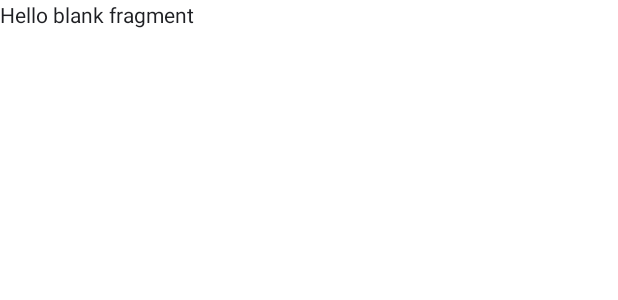
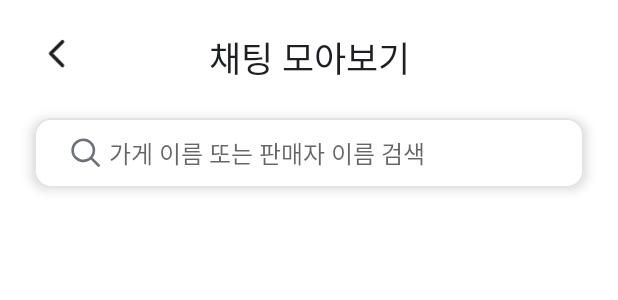
Before and after one commit to 28th-meetup/28th_Meetup_FE, an Android app built with Jetpack Compose: the layout fragment_chatting.xml on its own in the app's theme, with its tools: preview values and no code run, on a phone screen of 412 x 824 dp. Shown: the top 300 px of the screen. Run offline under Robolectric (Android 15) with nearby library versions, the phone set to English and light mode, and no system bars.

Commit message:
Feat. 뷰 추가

```diff
--- a/app/src/main/res/layout/fragment_chatting.xml
+++ b/app/src/main/res/layout/fragment_chatting.xml
@@ -1,14 +1,73 @@
 <?xml version="1.0" encoding="utf-8"?>
-<FrameLayout xmlns:android="http://schemas.android.com/apk/res/android"
+<LinearLayout xmlns:android="http://schemas.android.com/apk/res/android"
+    xmlns:app="http://schemas.android.com/apk/res-auto"
     xmlns:tools="http://schemas.android.com/tools"
     android:layout_width="match_parent"
     android:layout_height="match_parent"
+    android:orientation="vertical"
     tools:context=".fragment.ChattingFragment">
 
-    <!-- TODO: Update blank fragment layout -->
-    <TextView
+    <androidx.constraintlayout.widget.ConstraintLayout
+        android:layout_width="match_parent"
+        android:layout_height="wrap_content">
+
+        <ImageView
+            android:id="@+id/btn_back"
+            android:layout_width="30dp"
+            android:layout_height="30dp"
+            android:layout_marginLeft="22.83dp"
+            android:layout_marginTop="20.55dp"
+            android:src="@drawable/ic_back"
+            app:layout_constraintStart_toStartOf="parent"
+            app:layout_constraintTop_toTopOf="parent" />
+
+
+        <TextView
+            android:layout_width="wrap_content"
+            android:layout_height="wrap_content"
+            android:layout_marginTop="20.55dp"
+            android:fontFamily="@font/pretendard_semi_bold"
+            android:text="채팅 모아보기"
+            android:textColor="@color/black"
+            android:textSize="23sp"
+            app:layout_constraintEnd_toEndOf="parent"
+            app:layout_constraintStart_toStartOf="parent"
+            app:layout_constraintTop_toTopOf="parent" />
+    </androidx.constraintlayout.widget.ConstraintLayout>
+
+    <com.google.android.material.card.MaterialCardView
+        android:layout_width="match_parent"
+        android:layout_height="wrap_content"
+        android:layout_marginLeft="22.83dp"
+        android:layout_marginTop="22.83dp"
+        android:layout_marginRight="22.83dp"
+        android:theme="@style/Theme.MaterialComponents.Light"
+        app:cardCornerRadius="11.42dp"
+        app:cardElevation="5dp"
+        app:strokeColor="#E2E3E5"
+        app:strokeWidth="1dp">
+
+        <EditText
+            android:layout_width="match_parent"
+            android:layout_height="wrap_content"
+            android:layout_marginLeft="22.83dp"
+            android:layout_marginTop="11.42dp"
+            android:layout_marginBottom="11.42dp"
+            android:background="@color/transparent"
+            android:drawableLeft="@drawable/ic_search"
+            android:drawablePadding="4dp"
+            android:fontFamily="@font/pretendard_regular"
+            android:hint="가게 이름 또는 판매자 이름 검색"
+            android:textColor="@color/black"
+            android:textSize="16sp" />
+    </com.google.android.material.card.MaterialCardView>
+
+
+    <androidx.recyclerview.widget.RecyclerView
+        android:id="@+id/recyclerview_chatting_list"
         android:layout_width="match_parent"
         android:layout_height="match_parent"
-        android:text="@string/hello_blank_fragment" />
+        android:layout_marginTop="22.83dp" />
 
-</FrameLayout>
+
+</LinearLayout>
```
Also changed, not shown: app/src/main/res/layout/fragment_order_list.xml (+42 -6 lines).
